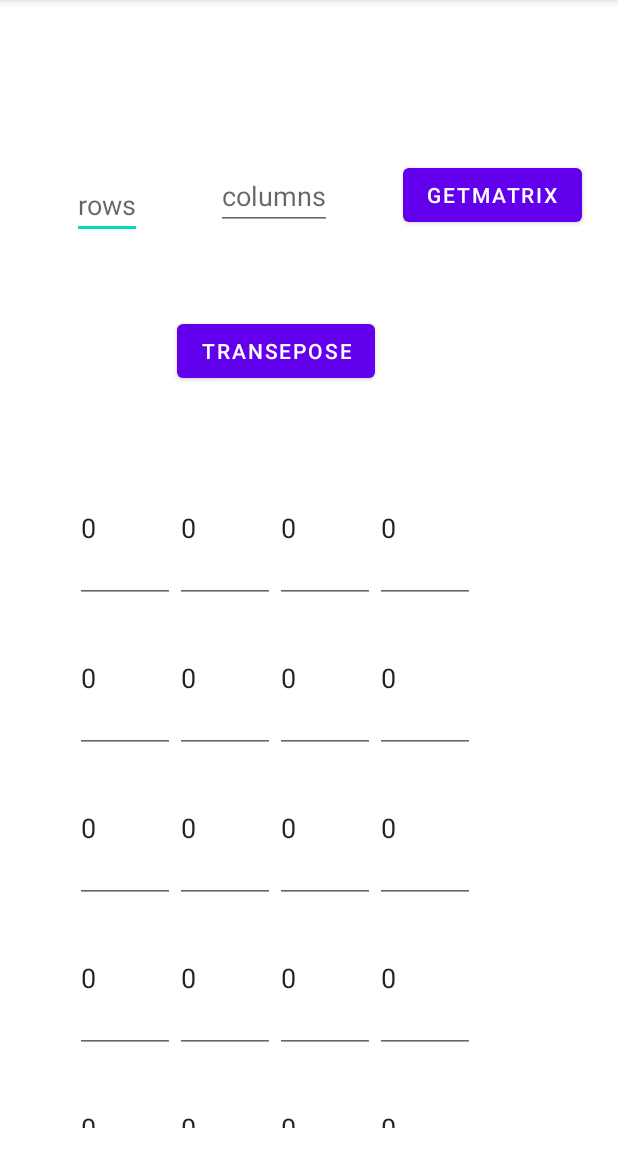
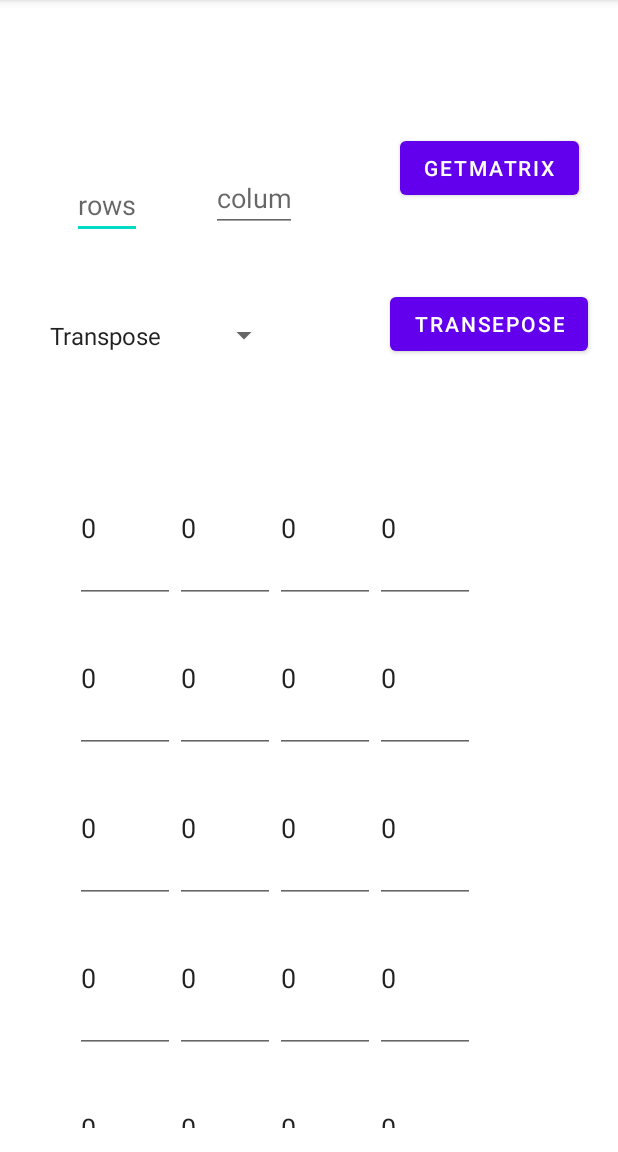
Before and after one commit to rakesh-krishna/Matrix-operation-app, an Android app: the screen it shows after launch (MainActivity), after a tap on "TRANSEPOSE", on a phone screen of 412 x 824 dp, the part 84-1236 px from its top. Run offline under Robolectric (Android 15) with nearby library versions, the phone set to English and light mode, and no system bars; 1 statement that could not run was skipped; 1 other tap on this screen came first.

Commit message:
Bug fix and Diagonal matrix added
Frequent crashing of app is resolved , and lower and upper diagonal matrix creation is added .

```diff
--- a/app/src/main/java/com/example/matrixrevined/MainActivity.java
+++ b/app/src/main/java/com/example/matrixrevined/MainActivity.java
@@ -5,10 +5,13 @@ import androidx.gridlayout.widget.GridLayout;
 
 import android.content.Intent;
 import android.os.Bundle;
+import android.text.InputType;
 import android.view.Gravity;
 import android.view.View;
+import android.widget.ArrayAdapter;
 import android.widget.Button;
 import android.widget.EditText;
+import android.widget.Spinner;
 import android.widget.TextView;
 
 
@@ -17,8 +20,12 @@ public class MainActivity extends AppCompatActivity implements View.OnClickListe
     int colNum=5;
     Button button1;
     Button button2;
+    Spinner spinner;
+    String[] nubs = {"Transpose","Upper Diagonal","Lower Diagonal"};
+//    Button button3;
     TextView row;
     TextView col;
+    int click_count;
     int mat[][];
     int mat2[][];
     EditText[][] editTexts;
@@ -34,6 +41,12 @@ public class MainActivity extends AppCompatActivity implements View.OnClickListe
         setContentView(R.layout.activity_main);
         button1=(Button) findViewById(R.id.button);
         button2=(Button) findViewById(R.id.button2);
+//        button2=(Button) findViewById(R.id.button3);
+        spinner = (Spinner) findViewById(R.id.spinner);
+        ArrayAdapter aa = new ArrayAdapter(this,android.R.layout.simple_spinner_item,nubs);
+        aa.setDropDownViewResource(android.R.layout.simple_spinner_dropdown_item);
+//        aa = new ArrayAdapter(this,android.R.layout.simple_spinner_item,country);
+        spinner.setAdapter(aa);
         row=(TextView) findViewById(R.id.textView);
         col=(TextView) findViewById(R.id.textView2);
         button1.setOnClickListener(this);
@@ -44,6 +57,8 @@ public class MainActivity extends AppCompatActivity implements View.OnClickListe
     //putting the edit text according to row and column index
     private void setPos(EditText editText, int row, int column) {
         GridLayout.LayoutParams param =new GridLayout.LayoutParams();
+        editText.setInputType(InputType.TYPE_CLASS_NUMBER);
+        editText.setVisibility(View.VISIBLE);
         param.width = 100;
         param.height = 150;
         param.setGravity(Gravity.CENTER);
@@ -61,10 +76,11 @@ public class MainActivity extends AppCompatActivity implements View.OnClickListe
             Intent passedIntent = getIntent();
             Bundle extras = passedIntent.getExtras();
 
-            editTexts = new EditText[rowNum][colNum];
+
 
             gridLayout = (GridLayout) findViewById(R.id.gridLayout);
-
+            gridLayout.removeAllViews();
+            editTexts = new EditText[rowNum][colNum];
             //define how many rows and columns to be used in the layout
             gridLayout.setRowCount(rowNum);
             gridLayout.setColumnCount(colNum);
@@ -76,9 +92,10 @@ public class MainActivity extends AppCompatActivity implements View.OnClickListe
                     gridLayout.addView(editTexts[i][j]);
                 }
             }
-//            editTexts=null;
         }
-        if(v==button2)
+        if(v==button2){
+            switch (spinner.getSelectedItemPosition()){
+                case  0:
                 {
                     for(int i=0;i<rowNum;i++)
                     {
@@ -87,7 +104,11 @@ public class MainActivity extends AppCompatActivity implements View.OnClickListe
                             mat[i][j]= Integer.parseInt(editTexts[i][j].getText().toString());
                         }
                     }
-
+                    gridLayout = (GridLayout) findViewById(R.id.gridLayout);
+                    gridLayout.removeAllViews();
+                    editTexts = new EditText[colNum][rowNum];
+                    gridLayout.setRowCount(colNum);
+                    gridLayout.setColumnCount(rowNum);
                     for(int i=0;i<colNum;i++)
                         {
                             for(int j=0;j<rowNum;j++)
@@ -95,23 +116,83 @@ public class MainActivity extends AppCompatActivity implements View.OnClickListe
                                 mat2[i][j]= mat[j][i];
                             }
                         }
-
-            gridLayout = (GridLayout) findViewById(R.id.gridLayout);
-            gridLayout.removeAllViews();
-            editTexts2 = new EditText[colNum][rowNum];
-            gridLayout.setRowCount(colNum);
-            gridLayout.setColumnCount(rowNum);
-
                     for (int i = 0; i < colNum; i++) {
                         for (int j = 0; j < rowNum; j++) {
-                    editTexts2[i][j] = new EditText(this);
-                    setPos(editTexts2[i][j], i, j);
-                    editTexts2[i][j].setText(String.valueOf(mat2[i][j]));
-                    gridLayout.addView(editTexts2[i][j]);
+//                            print()
+                            editTexts[i][j] = new EditText(this);
+                            setPos(editTexts[i][j], i, j);
+                            editTexts[i][j].setText(String.valueOf(mat2[i][j]));
+                            gridLayout.addView(editTexts[i][j]);
+                        }
+
+                    }
+                    int temp=colNum;
+                    colNum=rowNum;
+                    rowNum=temp;
+                    break;
+                }
+                case 1:
+                {
+                    for(int i = 0; i < rowNum; i++){
+                            for(int j = 0; j < colNum; j++){
+                                if(i > j) editTexts[i][j].setText("");
+                            }
+                        }
+                    break;
+                }
+                case 2:
+                {
+                    for(int i = 0; i < rowNum; i++){
+                        for(int j = 0; j < colNum; j++){
+                            if(i < j) editTexts[i][j].setText("");
                         }
                     }
                 }
-        editTexts2=null;
-
+                default:
+                        System.out.println("Default case ");
             }
         }
+//        if(v==button2)
+//        {
+//            for(int i=0;i<rowNum;i++)
+//            {
+//                for(int j=0;j<colNum;j++)
+//                {
+//                    mat[i][j]= Integer.parseInt(editTexts[i][j].getText().toString());
+//                }
+//            }
+//
+//            for(int i=0;i<colNum;i++)
+//            {
+//                for(int j=0;j<rowNum;j++)
+//                {
+//                    mat2[i][j]= mat[j][i];
+//                }
+//            }
+//
+//            gridLayout = (GridLayout) findViewById(R.id.gridLayout);
+//            gridLayout.removeAllViews();
+//            editTexts2 = new EditText[colNum][rowNum];
+//            gridLayout.setRowCount(colNum);
+//            gridLayout.setColumnCount(rowNum);
+//
+//            for (int i = 0; i < colNum; i++) {
+//                for (int j = 0; j < rowNum; j++) {
+//                    editTexts2[i][j] = new EditText(this);
+//                    setPos(editTexts2[i][j], i, j);
+//                    editTexts2[i][j].setText(String.valueOf(mat2[i][j]));
+//                    gridLayout.addView(editTexts2[i][j]);
+//                }
+//            }
+////            editTexts2=null;
+//        }
+//        if(v==button3){
+//            for(int i = 0; i < rowNum; i++){
+//                for(int j = 0; j < colNum; j++){
+//                    if(i > j) editTexts[i][j].setVisibility(View.INVISIBLE);
+//                }
+//            }
+//
+//        }
+        }
+}
--- a/app/src/main/res/layout/activity_main.xml
+++ b/app/src/main/res/layout/activity_main.xml
@@ -38,11 +38,10 @@
 
     <EditText
         android:id="@+id/textView2"
-        android:layout_width="wrap_content"
-        android:layout_height="wrap_content"
+        android:layout_width="57dp"
+        android:layout_height="40dp"
         android:layout_marginStart="44dp"
         android:layout_marginLeft="44dp"
-        android:layout_marginTop="88dp"
         android:layout_marginEnd="42dp"
         android:layout_marginRight="42dp"
         android:layout_marginBottom="37dp"
@@ -50,34 +49,51 @@
         android:inputType="number"
         app:layout_constraintBottom_toTopOf="@+id/button2"
         app:layout_constraintEnd_toStartOf="@+id/button"
-        app:layout_constraintStart_toEndOf="@+id/textView"
-        app:layout_constraintTop_toTopOf="parent" />
+        app:layout_constraintStart_toEndOf="@+id/textView" />
 
     <Button
         android:id="@+id/button"
         android:layout_width="wrap_content"
         android:layout_height="wrap_content"
+        android:layout_marginStart="25dp"
+        android:layout_marginLeft="25dp"
         android:layout_marginTop="88dp"
         android:layout_marginEnd="24dp"
         android:layout_marginRight="24dp"
-        android:layout_marginBottom="130dp"
         android:text="GetMatrix"
-        app:layout_constraintBottom_toTopOf="@+id/gridLayout"
         app:layout_constraintEnd_toEndOf="parent"
+        app:layout_constraintStart_toEndOf="@+id/textView2"
         app:layout_constraintTop_toTopOf="parent" />
 
     <Button
         android:id="@+id/button2"
         android:layout_width="wrap_content"
         android:layout_height="wrap_content"
-        android:layout_marginStart="156dp"
-        android:layout_marginLeft="156dp"
-        android:layout_marginEnd="162dp"
-        android:layout_marginRight="162dp"
+        android:layout_marginStart="30dp"
+        android:layout_marginLeft="30dp"
+        android:layout_marginTop="37dp"
+        android:layout_marginEnd="25dp"
+        android:layout_marginRight="25dp"
         android:layout_marginBottom="44dp"
         android:text="transepose"
         app:layout_constraintBottom_toTopOf="@+id/gridLayout"
         app:layout_constraintEnd_toEndOf="parent"
-        app:layout_constraintHorizontal_bias="1.0"
-        app:layout_constraintStart_toStartOf="parent" />
+        app:layout_constraintStart_toEndOf="@+id/spinner"
+        app:layout_constraintTop_toBottomOf="@+id/button" />
+
+    <Spinner
+        android:id="@+id/spinner"
+        android:layout_width="161dp"
+        android:layout_height="46dp"
+        android:layout_marginStart="30dp"
+        android:layout_marginLeft="30dp"
+        android:layout_marginTop="37dp"
+        android:layout_marginEnd="43dp"
+        android:layout_marginRight="43dp"
+        android:layout_marginBottom="47dp"
+        app:layout_constraintBottom_toTopOf="@+id/gridLayout"
+        app:layout_constraintEnd_toStartOf="@+id/button2"
+        app:layout_constraintStart_toStartOf="parent"
+        app:layout_constraintTop_toBottomOf="@+id/textView2" />
+
 </androidx.constraintlayout.widget.ConstraintLayout>
```
Lines whose indentation alone changed are shown as unchanged.
